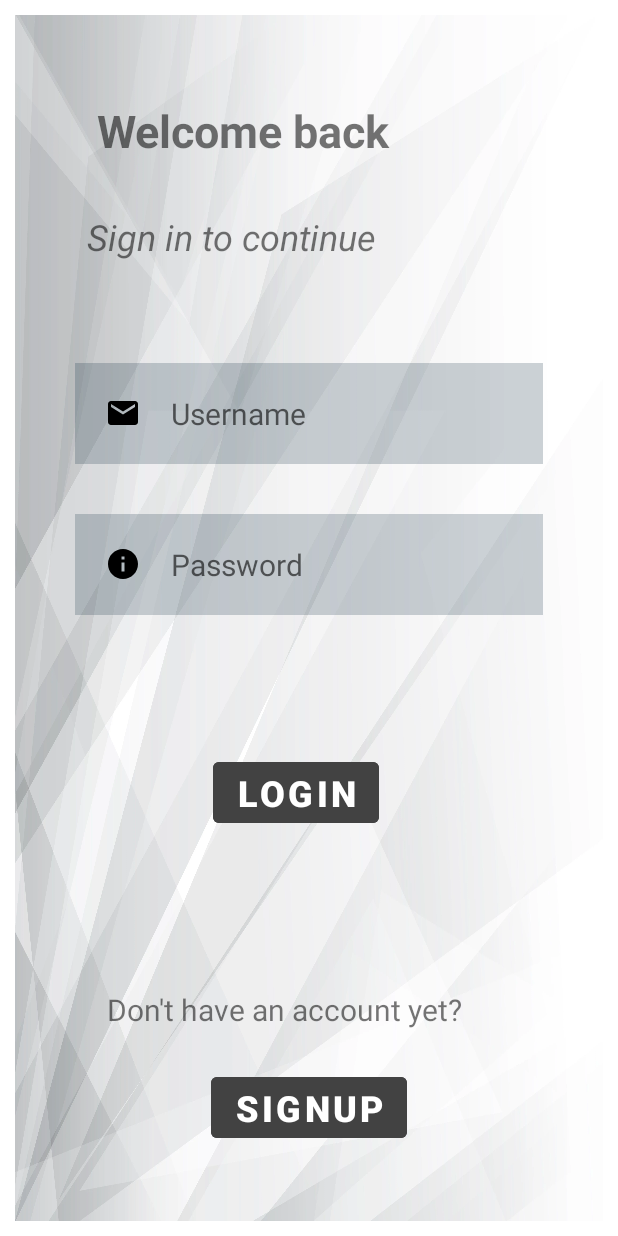
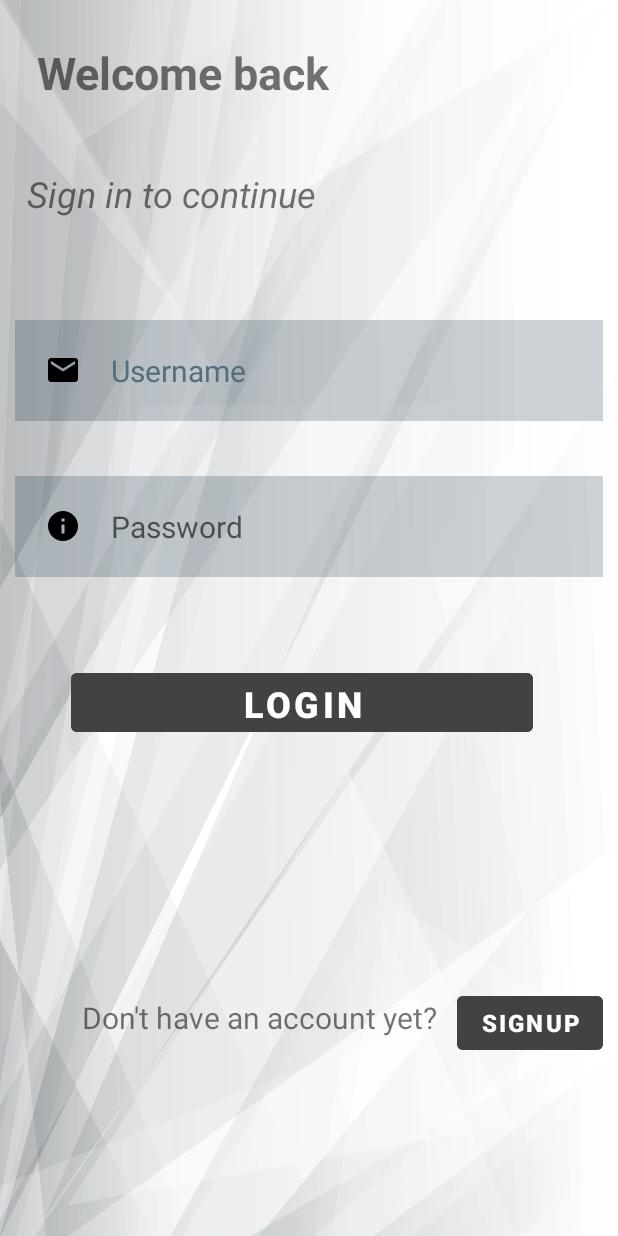
Before and after one commit to sohaibahhmed/yes2live-app, an Android app: the login screen opened directly, with no data from a screen before it, on a phone screen of 412 x 824 dp. Run offline under Robolectric (Android 15) with nearby library versions, the phone set to English and light mode, and no system bars.

Commit message:
quetion activity

```diff
--- a/app/src/main/AndroidManifest.xml
+++ b/app/src/main/AndroidManifest.xml
@@ -13,6 +13,9 @@
         android:supportsRtl="true"
         android:theme="@style/Theme.Yes2live"
         tools:targetApi="31">
+        <activity
+            android:name=".question1"
+            android:exported="false" />
         <activity
             android:name=".homepage"
             android:exported="false" />
--- a/app/src/main/java/com/fyp/yes2live/signup.java
+++ b/app/src/main/java/com/fyp/yes2live/signup.java
@@ -55,7 +55,7 @@ EditText phone;
                     Toast.makeText(signup.this,"fill all fields  " , Toast.LENGTH_SHORT).show();
                 }
                 else {
-                    Intent intent1 = new Intent(signup.this, homepage.class);
+                    Intent intent1 = new Intent(signup.this, question1.class);
                     startActivity(intent1);
                 }
             };
--- /dev/null
+++ b/app/src/main/res/drawable-v24/button.xml
@@ -0,0 +1,6 @@
+<?xml version="1.0" encoding="utf-8"?>
+<shape xmlns:android="http://schemas.android.com/apk/res/android">
+    <solid android:color="@color/cardview_dark_background"/>
+    <corners android:radius="20dp"/>
+
+</shape>
--- a/app/src/main/res/layout/activity_login.xml
+++ b/app/src/main/res/layout/activity_login.xml
@@ -5,8 +5,6 @@
     android:layout_width="match_parent"
    android:background="@drawable/blur"
     android:orientation="vertical"
-    android:layout_margin="10dp"
-    android:padding="30dp"
     android:layout_height="match_parent"
     tools:context=".login">
 
@@ -44,20 +42,20 @@
         android:layout_width="match_parent"
         android:layout_height="wrap_content"
         android:layout_margin="10dp"
-        android:layout_marginBottom="412dp"
         android:background="#3023"
         android:drawableLeft="@drawable/ic_baseline_email_24"
         android:drawablePadding="20dp"
         android:hint="Username"
         android:padding="20dp"
+        android:textColorHint="#546E7A"
         android:textSize="20dp"
-        app:layout_constraintBottom_toBottomOf="parent"
+        app:layout_constraintBottom_toTopOf="@+id/password"
         app:layout_constraintEnd_toEndOf="parent"
+
         app:layout_constraintHorizontal_bias="0.0"
         app:layout_constraintStart_toStartOf="parent"
-
         app:layout_constraintTop_toBottomOf="@+id/textView1"
-        app:layout_constraintVertical_bias="0.211" />
+        app:layout_constraintVertical_bias="0.833" />
 
     <EditText
         android:id="@+id/password"
@@ -72,43 +70,44 @@
         android:textSize="20dp"
         app:layout_constraintBottom_toBottomOf="parent"
         app:layout_constraintEnd_toEndOf="parent"
-        app:layout_constraintHorizontal_bias="0.655"
+        app:layout_constraintHorizontal_bias="0.547"
         app:layout_constraintStart_toStartOf="parent"
         app:layout_constraintTop_toBottomOf="@+id/textview2"
-        app:layout_constraintVertical_bias="0.304" />
+        app:layout_constraintVertical_bias="0.274" />
 
     <Button
         android:id="@+id/loginBtn"
-        android:layout_width="wrap_content"
-        android:layout_height="wrap_content"
+        android:layout_width="308dp"
+        android:layout_height="51dp"
         android:layout_margin="20dp"
+        android:backgroundTint="@color/cardview_dark_background"
         android:onClick="confirmInput"
-        android:backgroundTint="@color/cardview_dark_background"
         android:text="Login"
         android:textSize="24dp"
         android:textStyle="bold"
         app:layout_constraintBottom_toTopOf="@+id/textview3"
         app:layout_constraintEnd_toEndOf="parent"
-        app:layout_constraintHorizontal_bias="0.453"
+        app:layout_constraintHorizontal_bias="0.424"
         app:layout_constraintStart_toStartOf="parent"
         app:layout_constraintTop_toTopOf="parent"
-        app:layout_constraintVertical_bias="0.839" />
+        app:layout_constraintVertical_bias="0.737" />
 
     <TextView
         android:id="@+id/textview3"
-        android:layout_width="269dp"
+        android:layout_width="240dp"
 
-        android:layout_height="37dp"
+        android:layout_height="35dp"
         android:layout_margin="10dp"
 
         android:text="Don't have an account yet?"
         android:textSize="20dp"
 
         app:layout_constraintBottom_toBottomOf="parent"
-        app:layout_constraintEnd_toEndOf="parent"
+        app:layout_constraintEnd_toStartOf="@+id/signupBtn"
+        app:layout_constraintHorizontal_bias="1.0"
         app:layout_constraintStart_toStartOf="parent"
         app:layout_constraintTop_toTopOf="parent"
-        app:layout_constraintVertical_bias="0.887" />
+        app:layout_constraintVertical_bias="0.852" />
 
     <Button
         android:id="@+id/signupBtn"
@@ -118,14 +117,14 @@
         android:layout_marginBottom="24dp"
         android:backgroundTint="@color/cardview_dark_background"
         android:text="Signup"
-        android:textSize="24dp"
+        android:textSize="16dp"
         android:textStyle="bold"
         app:layout_constraintBottom_toBottomOf="parent"
         app:layout_constraintEnd_toEndOf="parent"
-        app:layout_constraintHorizontal_bias="0.501"
+        app:layout_constraintHorizontal_bias="1.0"
         app:layout_constraintStart_toStartOf="parent"
         app:layout_constraintTop_toBottomOf="@+id/loginBtn"
-        app:layout_constraintVertical_bias="0.939" />
+        app:layout_constraintVertical_bias="0.589" />
 
 
 </androidx.constraintlayout.widget.ConstraintLayout>
```
Also changed, not shown: app/src/main/java/com/fyp/yes2live/question1.java (added, +25 -0 lines), app/src/main/res/layout/activity_question1.xml (added, +195 -0 lines), app/src/main/res/layout/activity_signup.xml (+7 -7 lines).
